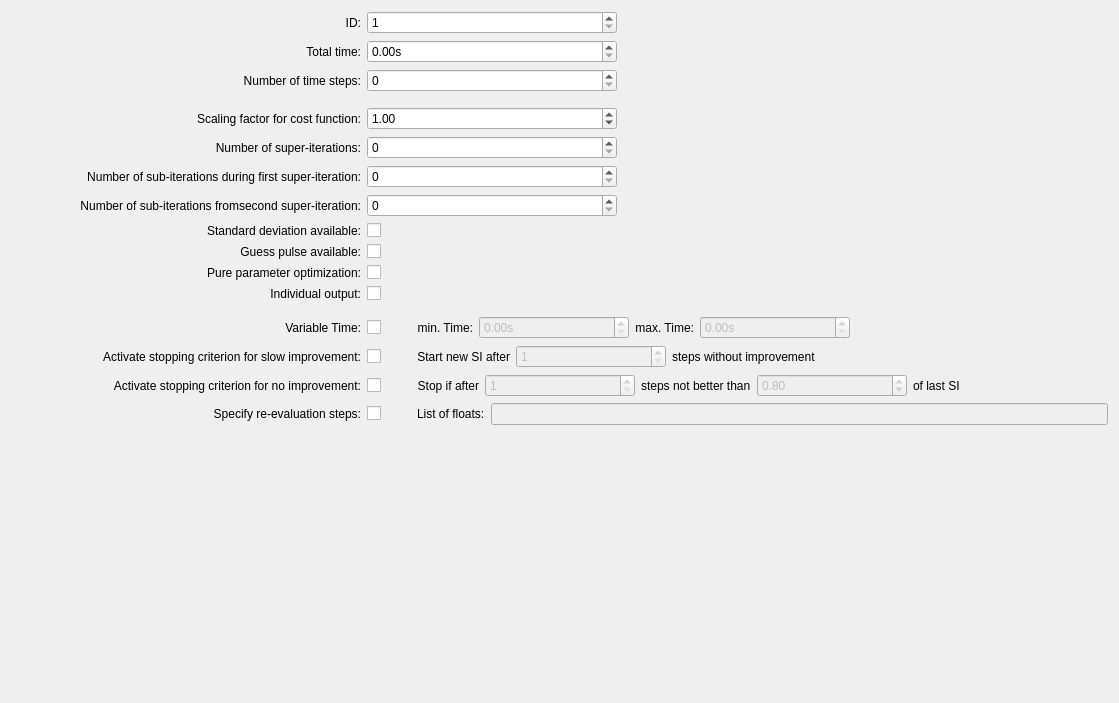
This is gui/redcrab/ui_main_settings_tab.ui in mmguillermo/QUDI as Qt 5 draws it before an edit. The edited form follows.
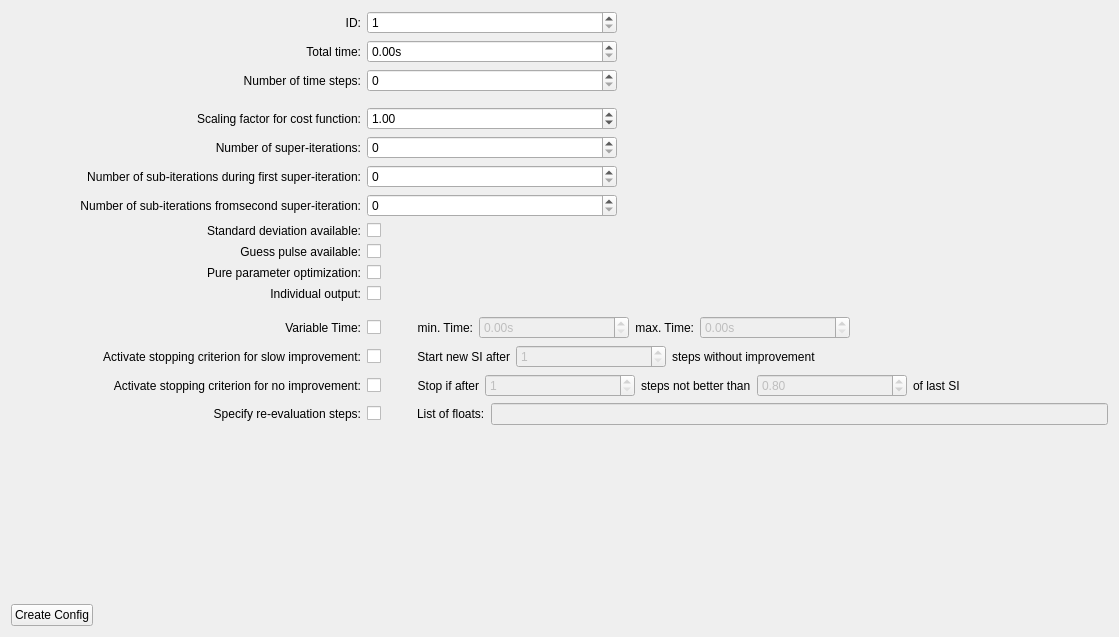
This is the edited form. Custom widgets are drawn as their Qt base class.

Commit message: Added Button and resized windows

```diff
--- a/gui/redcrab/ui_main_settings_tab.ui
+++ b/gui/redcrab/ui_main_settings_tab.ui
@@ -7,7 +7,7 @@
     <x>0</x>
     <y>0</y>
     <width>1119</width>
-    <height>703</height>
+    <height>637</height>
    </rect>
   </property>
   <property name="windowTitle">
@@ -1088,6 +1088,26 @@
        </item>
       </layout>
      </item>
+     <item row="18" column="0">
+      <spacer name="verticalSpacer">
+       <property name="orientation">
+        <enum>Qt::Vertical</enum>
+       </property>
+       <property name="sizeHint" stdset="0">
+        <size>
+         <width>20</width>
+         <height>40</height>
+        </size>
+       </property>
+      </spacer>
+     </item>
+     <item row="19" column="0">
+      <widget class="QPushButton" name="create_config_pushButton">
+       <property name="text">
+        <string>Create Config</string>
+       </property>
+      </widget>
+     </item>
     </layout>
    </item>
   </layout>
```
The commit also changes 4 other files.
